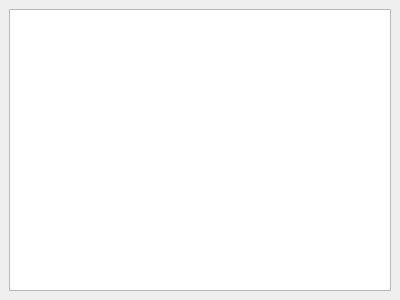
The window that core/src/Console.ui (3dct/open_iA) describes before a commit, drawn with Qt 5.
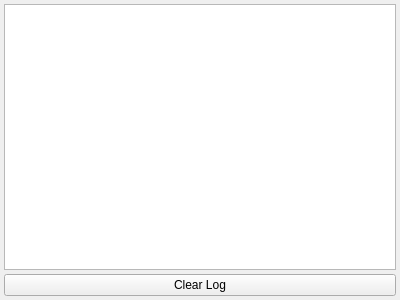
The same window after the commit.

Commit message: Core: clear button in console

The edit to the form file:
```diff
--- a/core/src/Console.ui
+++ b/core/src/Console.ui
@@ -14,14 +14,36 @@
    <string>Console</string>
   </property>
   <widget class="QWidget" name="centralwidget">
-   <layout class="QHBoxLayout" name="horizontalLayout">
+   <layout class="QVBoxLayout" name="verticalLayout">
+    <property name="spacing">
+     <number>4</number>
+    </property>
+    <property name="leftMargin">
+     <number>4</number>
+    </property>
+    <property name="topMargin">
+     <number>4</number>
+    </property>
+    <property name="rightMargin">
+     <number>4</number>
+    </property>
+    <property name="bottomMargin">
+     <number>4</number>
+    </property>
     <item>
-     <widget class="QTextEdit" name="ConsoleWidget">
+     <widget class="QTextEdit" name="consoleTextEdit">
       <property name="readOnly">
        <bool>true</bool>
       </property>
      </widget>
     </item>
+    <item>
+     <widget class="QPushButton" name="pbClearLog">
+      <property name="text">
+       <string>Clear Log</string>
+      </property>
+     </widget>
+    </item>
    </layout>
   </widget>
  </widget>
```
The commit also changes 2 other files.
